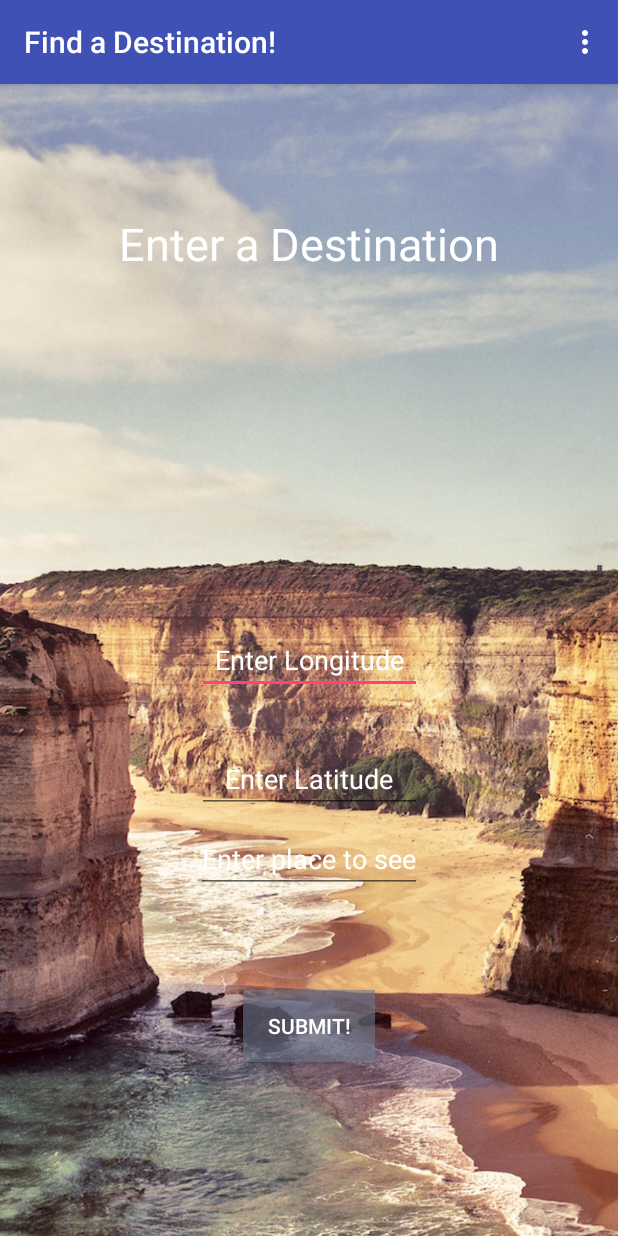
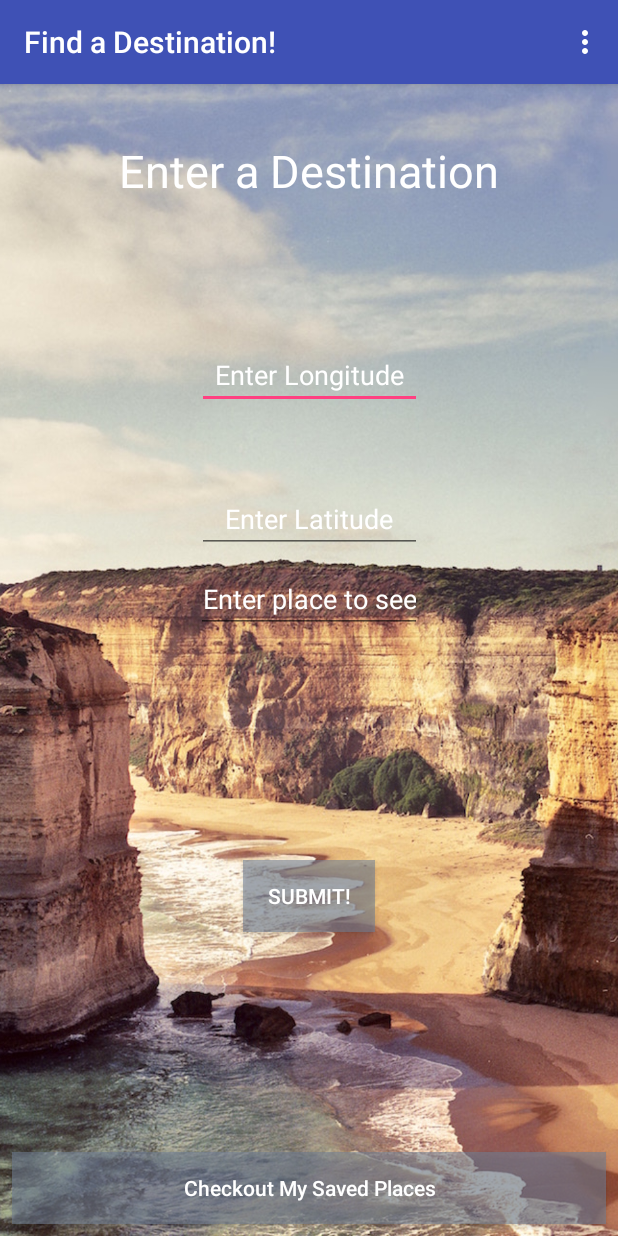
Before and after one commit to smayer0926/travelApp, an Android app: the InputActivity screen opened directly, with no data from a screen before it, on a phone screen of 412 x 824 dp. Run offline under Robolectric (Android 15) with nearby library versions, the phone set to English and light mode, and no system bars; our stand-ins replace ButterKnife, Firebase (no records; nobody signed in at launch, a user with empty details on screens opened directly).

Commit message:
add saved places

```diff
--- a/app/src/main/java/com/mayer/travelapp/ui/InputActivity.java
+++ b/app/src/main/java/com/mayer/travelapp/ui/InputActivity.java
@@ -21,6 +21,7 @@ public class InputActivity extends AppCompatActivity implements View.OnClickList
     @Bind(R.id.longitude) EditText mLongitude;
     @Bind(R.id.latitude) EditText mLatitude;
     @Bind(R.id.place) EditText mPlace;
+    @Bind(R.id.savedPlacesButton) Button mSavedPlacesButton;
 
 
 
@@ -31,6 +32,8 @@ public class InputActivity extends AppCompatActivity implements View.OnClickList
 
         ButterKnife.bind(this);
         mFindPlacesButton.setOnClickListener(this);
+        mSavedPlacesButton.setOnClickListener(this);
+
     }
 
 
@@ -47,7 +50,9 @@ public class InputActivity extends AppCompatActivity implements View.OnClickList
             intent.putExtra("longitude", longitude);
             intent.putExtra("place", place);
             startActivity(intent);
-
+        } else if(v == mSavedPlacesButton){
+            Intent newIntent = new Intent(InputActivity.this, SavedPlacesActivity.class);
+            startActivity(newIntent);
         }
     }
     @Override
--- a/app/src/main/java/com/mayer/travelapp/ui/LoginActivity.java
+++ b/app/src/main/java/com/mayer/travelapp/ui/LoginActivity.java
@@ -70,9 +70,7 @@ public class LoginActivity extends AppCompatActivity implements View.OnClickList
     @Override
     public void onStart(){
         super.onStart();
-        if(mAuthListener != null){
-            mAuth.removeAuthStateListener(mAuthListener);
-        }
+        mAuth.addAuthStateListener(mAuthListener);
     }
     @Override
     public void onStop(){
--- a/app/src/main/res/layout/activity_input.xml
+++ b/app/src/main/res/layout/activity_input.xml
@@ -10,7 +10,9 @@
         android:layout_width="wrap_content"
         android:layout_height="wrap_content"
         android:src="@drawable/background"
-        android:scaleType="centerCrop"/>
+        android:scaleType="centerCrop"
+        tools:layout_editor_absoluteY="0dp"
+        tools:layout_editor_absoluteX="0dp" />
 
     <TextView
         android:layout_width="wrap_content"
@@ -27,7 +29,8 @@
         app:layout_constraintVertical_bias="0.257"
         android:textSize="30sp"
         android:textColor="@color/colorLight"
-        />
+        android:layout_marginStart="8dp"
+        android:layout_marginEnd="8dp" />
 
     <EditText
         android:layout_width="150dp"
@@ -44,7 +47,8 @@
         tools:layout_constraintBottom_creator="1"
         tools:layout_constraintLeft_creator="1"
         android:textColor="@color/colorLight"
-        android:textColorHint="@color/colorLight"/>
+        android:textColorHint="@color/colorLight"
+        app:layout_constraintVertical_bias="0.237" />
 
     <EditText
         android:layout_width="150dp"
@@ -57,8 +61,7 @@
         android:layout_marginTop="8dp"
         app:layout_constraintBottom_toBottomOf="parent"
         android:layout_marginBottom="8dp"
-        app:layout_constraintHorizontal_bias="0.502"
-        app:layout_constraintVertical_bias="0.612"
+        app:layout_constraintVertical_bias="0.367"
         android:id="@+id/latitude"
         tools:layout_constraintRight_creator="1"
         tools:layout_constraintLeft_creator="1"
@@ -70,6 +73,7 @@
         android:layout_width="wrap_content"
         android:layout_height="0dp"
         android:hint="Enter place to see"
+        android:textAlignment="center"
         android:layout_marginRight="8dp"
         app:layout_constraintRight_toRightOf="parent"
         android:layout_marginLeft="8dp"
@@ -77,7 +81,9 @@
         android:layout_marginTop="8dp"
         android:textColor="@color/colorLight"
         android:textColorHint="@color/colorLight"
-        app:layout_constraintTop_toBottomOf="@+id/latitude" />
+        app:layout_constraintTop_toBottomOf="@+id/latitude"
+        android:layout_marginStart="8dp"
+        android:layout_marginEnd="8dp" />
 
     <Button
         android:id="@+id/submitButton"
@@ -97,6 +103,25 @@
         android:background="#90707e93"
         android:textColor="@color/colorLight"/>
 
+    <Button
+        android:layout_width="match_parent"
+        android:layout_height="wrap_content"
+        android:layout_marginLeft="8dp"
+        app:layout_constraintLeft_toLeftOf="parent"
+        android:layout_marginRight="8dp"
+        app:layout_constraintRight_toRightOf="parent"
+        app:layout_constraintBottom_toBottomOf="parent"
+        android:layout_marginBottom="8dp"
+        android:layout_marginTop="8dp"
+        app:layout_constraintTop_toBottomOf="@+id/submitButton"
+        app:layout_constraintVertical_bias="1.0"
+        android:background="#90707e93"
+        android:textColor="@color/colorLight"
+        android:text="Checkout My Saved Places"
+        android:id="@+id/savedPlacesButton"
+        android:textAllCaps="false"
+        app:layout_constraintHorizontal_bias="0.0" />
+
 
 
 </android.support.constraint.ConstraintLayout>
--- a/app/src/main/res/layout/activity_main.xml
+++ b/app/src/main/res/layout/activity_main.xml
@@ -17,9 +17,10 @@
         android:layout_width="wrap_content"
         android:layout_height="48dp"
         android:text="@string/app_name"
+
         android:textSize="30sp"
         android:id="@+id/main_text"
-        android:textColor="@color/colorPrimaryDark"
+        android:textColor="@color/colorLight"
         android:layout_centerHorizontal="true"
         app:layout_constraintBottom_toBottomOf="parent"
         android:layout_marginBottom="439dp"
@@ -74,7 +75,7 @@
         android:layout_width="wrap_content"
         android:layout_height="wrap_content"
         android:text="@string/or"
-        android:textColor="@color/colorPrimaryDark"
+        android:textColor="@color/colorLight"
         android:layout_marginTop="8dp"
         app:layout_constraintTop_toBottomOf="@+id/signup"
         android:layout_marginBottom="8dp"
--- a/app/src/main/res/values/strings.xml
+++ b/app/src/main/res/values/strings.xml
@@ -28,6 +28,11 @@
     <string name="title_activity_find_places">Popular Destinations</string>
     <string name="title_activity_places_detail">Destination Details</string>
 
+
+    <string name="destinationCategory">Category of Destination:</string>
+    <string name="address">Address:</string>
+    <string name="title_activity_saved_places">SavedPlacesActivity</string>
+
     <!-- TODO: Remove or change this placeholder text -->
     <string name="hello_blank_fragment">Hello blank fragment</string>
 
```
Also changed, not shown: app/src/main/AndroidManifest.xml (+9 -5 lines), app/src/main/java/com/mayer/travelapp/ui/PlacesDetailFragment.java (+27 -8 lines), app/src/main/java/com/mayer/travelapp/ui/SavedPlacesActivity.java (added, +18 -0 lines), app/src/main/java/com/mayer/travelapp/ui/SavedPlacesFragment.java (added, +84 -0 lines), app/src/main/res/layout/activity_saved_places.xml (added, +15 -0 lines), app/src/main/res/layout/fragment_places_detail.xml (+85 -6 lines), app/src/main/res/layout/fragment_places_list.xml (added, +18 -0 lines), app/src/main/res/layout/fragment_saved_places_list.xml (added, +20 -0 lines).
